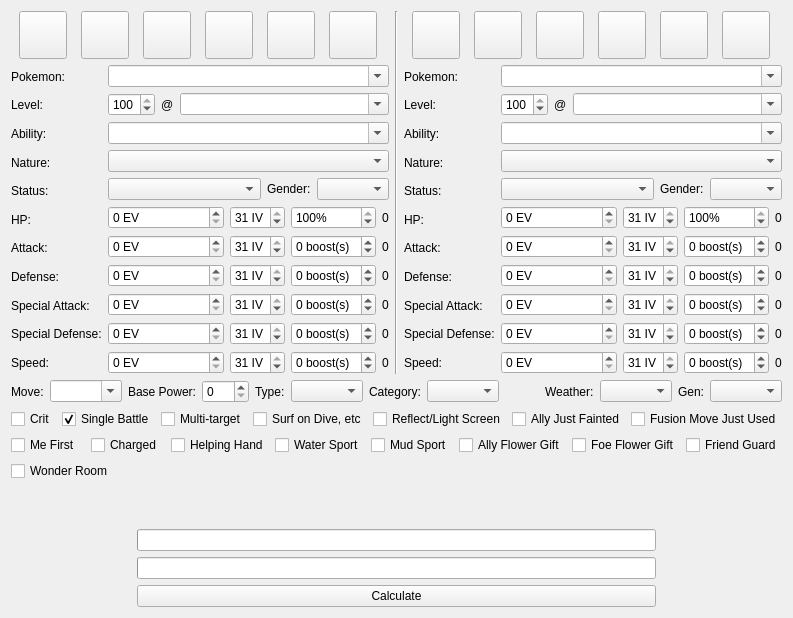
This is src/Teambuilder/damagecalc.ui in po-devs/pokemon-online as Qt 5 draws it before an edit. The edited form follows.
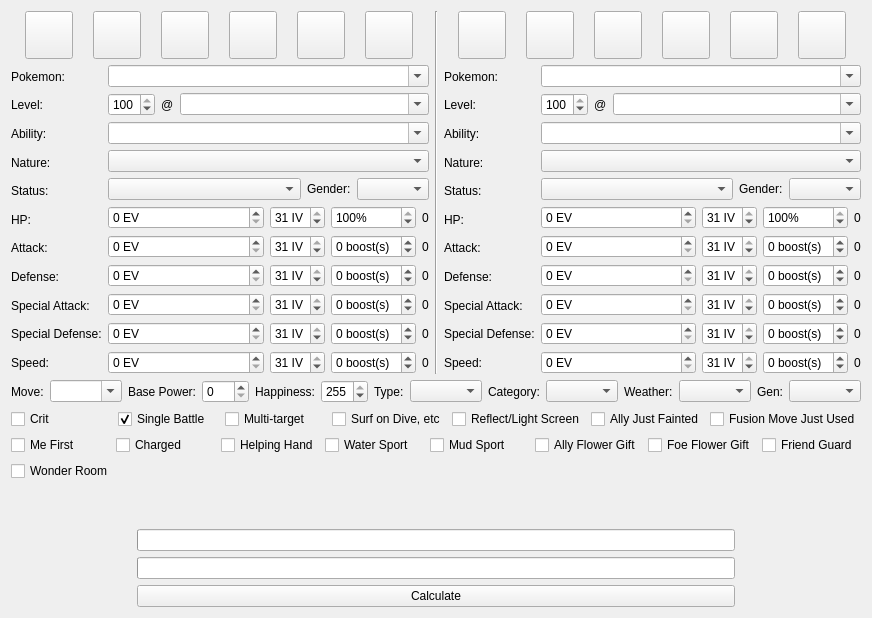
This is the edited form.

Commit message:
Damage Calc: Add Happiness selection & minor tweaks
Add a QSpinBox for Happiness selection, rename QLabels and add
calculation for Return/Frustration.
Calculations for Gyro Ball/Wring Out/Crush Grip, I will try to fix it
another time.

```diff
--- a/src/Teambuilder/damagecalc.ui
+++ b/src/Teambuilder/damagecalc.ui
@@ -1474,7 +1474,24 @@
       </widget>
      </item>
      <item>
-      <widget class="QLabel" name="label_16">
+      <widget class="QLabel" name="happinessLabel">
+       <property name="text">
+        <string>Happiness:</string>
+       </property>
+      </widget>
+     </item>
+     <item>
+      <widget class="QSpinBox" name="happiness">
+       <property name="maximum">
+        <number>255</number>
+       </property>
+       <property name="value">
+        <number>255</number>
+       </property>
+      </widget>
+     </item>
+     <item>
+      <widget class="QLabel" name="movetypeLabel">
        <property name="text">
         <string>Type:</string>
        </property>
```
Left out of the diff: 44 changed lines with no effect on the pictures. The commit also changes 1 other file.
